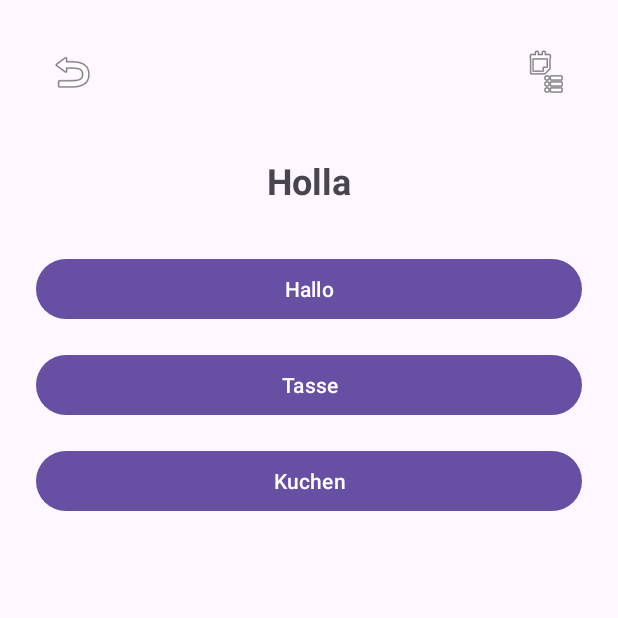
After one commit to Erik-Donath/Palabra, an Android app: the LearnActivity screen opened directly, with no data from a screen before it, on a phone screen of 412 x 824 dp, the top half of it. The commit adds this screen. Run offline under Robolectric (Android 15) with nearby library versions, the phone set to English and light mode, and no system bars.

Commit message:
Added Learn Activaty

```diff
--- a/app/src/main/AndroidManifest.xml
+++ b/app/src/main/AndroidManifest.xml
@@ -13,6 +13,9 @@
         android:theme="@style/Theme.Palabra"
         tools:targetApi="31">
         <activity
+            android:name=".LearnActivity"
+            android:exported="false" />
+        <activity
             android:name=".MainActivity"
             android:exported="true"
             android:theme="@style/Theme.Palabra">
--- /dev/null
+++ b/app/src/main/java/de/palabra/palabra/LearnActivity.kt
@@ -0,0 +1,58 @@
+package de.palabra.palabra
+
+import android.os.Bundle
+import android.widget.TextView
+import androidx.activity.enableEdgeToEdge
+import androidx.appcompat.app.AppCompatActivity
+import androidx.core.view.ViewCompat
+import androidx.core.view.WindowInsetsCompat
+
+import android.content.Intent
+import android.widget.Button
+import android.widget.ImageButton
+
+class LearnActivity : AppCompatActivity() {
+
+    private val word = "Holla"
+    private val solutions =  arrayOf("Hallo", "Tasse", "Kuchen")
+
+    override fun onCreate(savedInstanceState: Bundle?) {
+        println("Learn Activaty started")
+        super.onCreate(savedInstanceState)
+        setContentView(R.layout.activity_learn)
+
+        val guess = findViewById<TextView>(R.id.guess);
+        val solution1 = findViewById<Button>(R.id.solution1);
+        val solution2 = findViewById<Button>(R.id.solution2);
+        val solution3 = findViewById<Button>(R.id.solution3);
+        val homeBtn = findViewById<ImageButton>(R.id.homeBtn)
+        val listBtn = findViewById<ImageButton>(R.id.listBtn)
+
+        guess.text = word
+        solution1.text = solutions[0]
+        solution2.text = solutions[1]
+        solution3.text = solutions[2]
+
+        solution1.setOnClickListener { answer(0) }
+        solution2.setOnClickListener { answer(1) }
+        solution3.setOnClickListener { answer(2) }
+
+        homeBtn.setOnClickListener {
+            startActivity(Intent(this, MainActivity::class.java))
+            finish()
+        }
+        listBtn.setOnClickListener {
+            println("List")
+        }
+    }
+
+    private fun answer(index: Int) {
+        println("Solution Index: $index")
+        //val intent = Intent(this, ResultActivity::class.java)
+        //intent.putExtra("word", word)
+        //intent.putExtra("antwort", solutions[gewaehlt])
+        //intent.putExtra("richtig", gewaehlteAntwort == vokabel.richtigeAntwort)
+        //startActivity(intent)
+        //finish()
+    }
+}
--- /dev/null
+++ b/app/src/main/res/layout/activity_learn.xml
@@ -0,0 +1,70 @@
+<?xml version="1.0" encoding="utf-8"?>
+<LinearLayout xmlns:android="http://schemas.android.com/apk/res/android"
+    android:layout_width="match_parent"
+    android:layout_height="match_parent"
+    android:orientation="vertical"
+    android:padding="24dp">
+
+    <!-- Kopfzeile mit Home- und Listen-Button -->
+    <LinearLayout
+        android:layout_width="match_parent"
+        android:layout_height="wrap_content"
+        android:orientation="horizontal"
+        android:gravity="center_vertical">
+
+        <ImageButton
+            android:id="@+id/homeBtn"
+            android:layout_width="48dp"
+            android:layout_height="48dp"
+            android:src="@android:drawable/ic_menu_revert"
+            android:contentDescription="Home"
+            android:background="?attr/selectableItemBackgroundBorderless" />
+
+        <View
+            android:layout_width="0dp"
+            android:layout_height="1dp"
+            android:layout_weight="1" />
+
+        <ImageButton
+            android:id="@+id/listBtn"
+            android:layout_width="48dp"
+            android:layout_height="48dp"
+            android:src="@android:drawable/ic_menu_agenda"
+            android:contentDescription="Vokabelliste"
+            android:background="?attr/selectableItemBackgroundBorderless" />
+    </LinearLayout>
+
+    <!-- Vokabel-Wort -->
+    <TextView
+        android:id="@+id/guess"
+        android:layout_width="match_parent"
+        android:layout_height="wrap_content"
+        android:text="Wort"
+        android:textSize="24sp"
+        android:textStyle="bold"
+        android:gravity="center"
+        android:layout_marginTop="32dp"
+        android:layout_marginBottom="32dp" />
+
+    <!-- Antwortmöglichkeiten -->
+    <Button
+        android:id="@+id/solution1"
+        android:layout_width="match_parent"
+        android:layout_height="wrap_content"
+        android:text="Lösung 1"
+        android:layout_marginBottom="16dp" />
+
+    <Button
+        android:id="@+id/solution2"
+        android:layout_width="match_parent"
+        android:layout_height="wrap_content"
+        android:text="Lösung 2"
+        android:layout_marginBottom="16dp" />
+
+    <Button
+        android:id="@+id/solution3"
+        android:layout_width="match_parent"
+        android:layout_height="wrap_content"
+        android:text="Lösung 3" />
+
+</LinearLayout>
```
Also changed, not shown: app/src/main/java/de/palabra/palabra/MainActivity.kt (+22 -0 lines), app/src/main/res/layout/activity_main.xml (+7 -7 lines).
